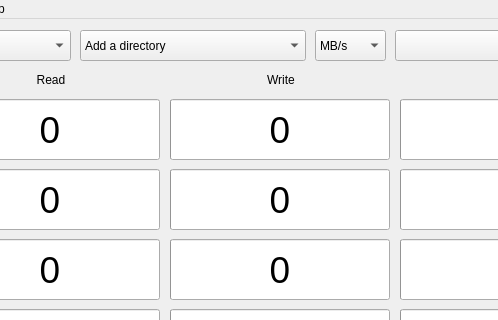
First picture: the form in src/mainwindow.ui, repository JonMagon/KDiskMark, before the edit; both pictures show x 170 to 668 and y 0 to 320 of the 801 by 440 pixel window.
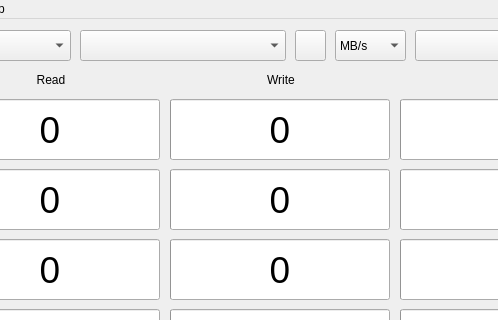
Second picture: the form after the edit. Icons and pictures are not drawn.

Commit message: Passing the list of available storages from the helper

```diff
--- a/src/mainwindow.ui
+++ b/src/mainwindow.ui
@@ -706,11 +706,31 @@
        <property name="editable">
         <bool>false</bool>
        </property>
-       <item>
-        <property name="text">
-         <string>Add a directory</string>
-        </property>
-       </item>
+       <property name="currentText">
+        <string notr="true"/>
+       </property>
+      </widget>
+     </item>
+     <item>
+      <widget class="QPushButton" name="refreshStoragesButton">
+       <property name="minimumSize">
+        <size>
+         <width>0</width>
+         <height>31</height>
+        </size>
+       </property>
+       <property name="maximumSize">
+        <size>
+         <width>31</width>
+         <height>16777215</height>
+        </size>
+       </property>
+       <property name="text">
+        <string/>
+       </property>
+       <property name="icon">
+        <iconset theme="view-refresh"/>
+       </property>
       </widget>
      </item>
      <item>
```
Left out of the diff: 2 changed lines with no effect on the pictures. The commit also changes 6 other files.
